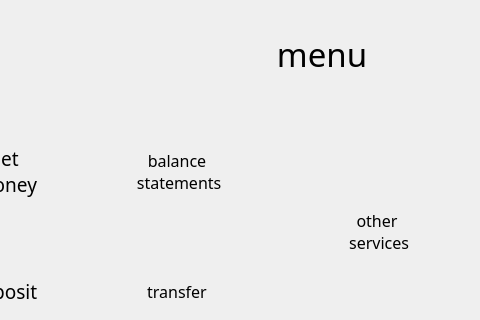
Qt form ATM/menu.ui (Darina77/ATMProject) before a commit; both pictures show x 120 to 600 and y 0 to 320 of the 600 by 450 pixel window.
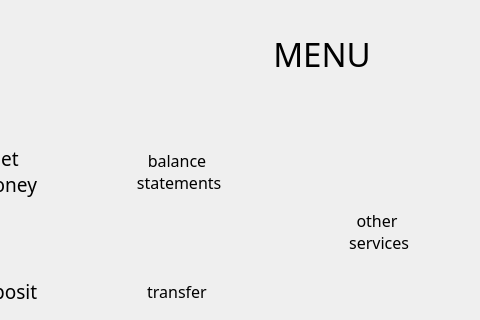
The same form after that commit. Icons and pictures are not drawn.

Diff of the .ui file:
```diff
--- a/ATM/menu.ui
+++ b/ATM/menu.ui
@@ -73,7 +73,7 @@
 }</string>
    </property>
    <property name="text">
-    <string>                                 menu</string>
+    <string>                                 MENU</string>
    </property>
    <property name="alignment">
     <set>Qt::AlignCenter</set>
```
